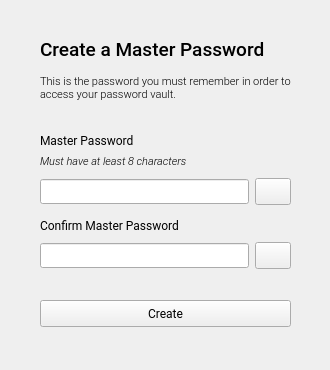
EmueI/password-manager, file log_in.ui: the form before one commit.
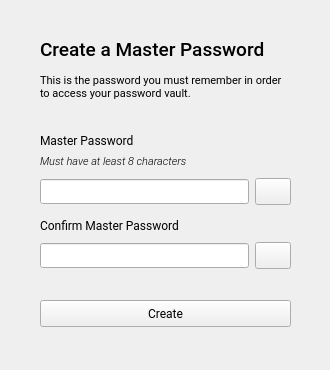
The form after the commit. Icons and pictures are not drawn.

Patch:
```diff
--- a/log_in.ui
+++ b/log_in.ui
@@ -187,9 +187,6 @@
     <property name="frameShape">
      <enum>QFrame::NoFrame</enum>
     </property>
-    <property name="frameShadow">
-     <enum>QFrame::Raised</enum>
-    </property>
     <layout class="QVBoxLayout" name="verticalLayout_3">
      <property name="spacing">
       <number>0</number>
@@ -198,13 +195,13 @@
       <number>0</number>
      </property>
      <property name="topMargin">
-      <number>0</number>
+      <number>1</number>
      </property>
      <property name="rightMargin">
       <number>0</number>
      </property>
      <property name="bottomMargin">
-      <number>0</number>
+      <number>1</number>
      </property>
      <item>
       <widget class="QLabel" name="labelHeading">
@@ -226,7 +223,7 @@
       <widget class="QLabel" name="labelSubHeading">
        <property name="font">
         <font>
-         <family>Roboto Light</family>
+         <family>Roboto</family>
          <pointsize>8</pointsize>
         </font>
        </property>
```
